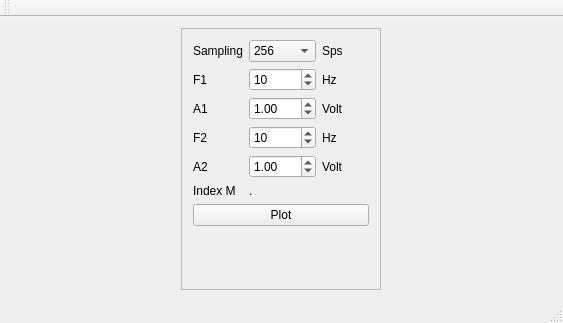
Qt form mainwindow.ui (joejond/dsp) before a commit.
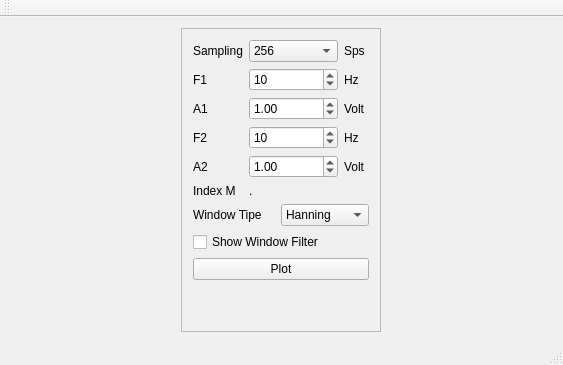
The same form after that commit.

The edit to the form file:
```diff
--- a/mainwindow.ui
+++ b/mainwindow.ui
@@ -7,15 +7,15 @@
     <x>0</x>
     <y>0</y>
     <width>563</width>
-    <height>323</height>
+    <height>365</height>
    </rect>
   </property>
   <property name="windowTitle">
    <string>MainWindow</string>
   </property>
   <widget class="QWidget" name="centralWidget">
-   <layout class="QHBoxLayout" name="horizontalLayout">
-    <item>
+   <layout class="QGridLayout" name="gridLayout">
+    <item row="0" column="0">
      <widget class="QFrame" name="frame">
       <property name="sizePolicy">
        <sizepolicy hsizetype="Preferred" vsizetype="Expanding">
@@ -35,17 +35,15 @@
       <property name="frameShadow">
        <enum>QFrame::Raised</enum>
       </property>
-      <layout class="QVBoxLayout" name="verticalLayout">
-       <item>
-        <layout class="QGridLayout" name="gridLayout">
-         <item row="1" column="0">
-          <widget class="QLabel" name="l_freq">
+      <layout class="QGridLayout" name="gridLayout_2">
+       <item row="0" column="0">
+        <widget class="QLabel" name="l_s_rate">
            <property name="text">
-            <string>F1</string>
+          <string>Sampling</string>
            </property>
           </widget>
          </item>
-         <item row="0" column="1">
+       <item row="0" column="1" colspan="3">
           <widget class="QComboBox" name="combo_sample">
            <item>
             <property name="text">
@@ -74,34 +72,21 @@
            </item>
           </widget>
          </item>
-         <item row="2" column="1">
-          <widget class="QDoubleSpinBox" name="isi_amp">
-           <property name="minimum">
-            <double>0.000000000000000</double>
-           </property>
-           <property name="singleStep">
-            <double>5.000000000000000</double>
-           </property>
-           <property name="value">
-            <double>1.000000000000000</double>
-           </property>
-          </widget>
-         </item>
-         <item row="0" column="0">
-          <widget class="QLabel" name="l_s_rate">
-           <property name="text">
-            <string>Sampling</string>
-           </property>
-          </widget>
-         </item>
-         <item row="0" column="2">
+       <item row="0" column="4">
           <widget class="QLabel" name="l_freq_7">
            <property name="text">
             <string>Sps</string>
            </property>
           </widget>
          </item>
-         <item row="1" column="1">
+       <item row="1" column="0">
+        <widget class="QLabel" name="l_freq">
+         <property name="text">
+          <string>F1</string>
+         </property>
+        </widget>
+       </item>
+       <item row="1" column="1" colspan="3">
           <widget class="QSpinBox" name="isi_frek">
            <property name="maximum">
             <number>1000000</number>
@@ -114,20 +99,13 @@
            </property>
           </widget>
          </item>
-         <item row="1" column="2">
+       <item row="1" column="4">
           <widget class="QLabel" name="l_freq_3">
            <property name="text">
             <string>Hz</string>
            </property>
           </widget>
          </item>
-         <item row="3" column="0">
-          <widget class="QLabel" name="l_freq_2">
-           <property name="text">
-            <string>F2</string>
-           </property>
-          </widget>
-         </item>
          <item row="2" column="0">
           <widget class="QLabel" name="l_amp">
            <property name="text">
@@ -135,7 +113,34 @@
            </property>
           </widget>
          </item>
-         <item row="3" column="1">
+       <item row="2" column="1" colspan="3">
+        <widget class="QDoubleSpinBox" name="isi_amp">
+         <property name="minimum">
+          <double>0.000000000000000</double>
+         </property>
+         <property name="singleStep">
+          <double>5.000000000000000</double>
+         </property>
+         <property name="value">
+          <double>1.000000000000000</double>
+         </property>
+        </widget>
+       </item>
+       <item row="2" column="4">
+        <widget class="QLabel" name="l_freq_5">
+         <property name="text">
+          <string>Volt</string>
+         </property>
+        </widget>
+       </item>
+       <item row="3" column="0">
+        <widget class="QLabel" name="l_freq_2">
+         <property name="text">
+          <string>F2</string>
+         </property>
+        </widget>
+       </item>
+       <item row="3" column="1" colspan="3">
           <widget class="QSpinBox" name="isi_frek_2">
            <property name="maximum">
             <number>1000000</number>
@@ -148,68 +153,56 @@
            </property>
           </widget>
          </item>
-         <item row="3" column="2">
+       <item row="3" column="4">
           <widget class="QLabel" name="l_freq_4">
            <property name="text">
             <string>Hz</string>
            </property>
           </widget>
          </item>
-         <item row="2" column="2">
-          <widget class="QLabel" name="l_freq_5">
-           <property name="text">
-            <string>Volt</string>
-           </property>
-          </widget>
-         </item>
-         <item row="5" column="0">
+       <item row="4" column="0">
           <widget class="QLabel" name="l_amp_2">
            <property name="text">
             <string>A2</string>
            </property>
           </widget>
          </item>
-         <item row="5" column="1">
+       <item row="4" column="1" colspan="3">
           <widget class="QDoubleSpinBox" name="isi_amp_2">
            <property name="value">
             <double>1.000000000000000</double>
            </property>
           </widget>
          </item>
-         <item row="5" column="2">
+       <item row="4" column="4">
           <widget class="QLabel" name="l_freq_6">
            <property name="text">
             <string>Volt</string>
            </property>
           </widget>
          </item>
-         <item row="6" column="0">
+       <item row="5" column="0">
           <widget class="QLabel" name="l_index_m">
            <property name="text">
             <string>Index M</string>
            </property>
           </widget>
          </item>
-         <item row="6" column="1">
+       <item row="5" column="1">
           <widget class="QLabel" name="isi_im">
            <property name="text">
             <string>.</string>
            </property>
           </widget>
          </item>
-        </layout>
-       </item>
-       <item>
-        <widget class="QPushButton" name="t_start">
-         <property name="enabled">
-          <bool>true</bool>
-         </property>
+       <item row="6" column="0" colspan="2">
+        <widget class="QLabel" name="l_window_tipe">
          <property name="text">
-          <string>Plot</string>
+          <string>Window Tipe</string>
          </property>
         </widget>
        </item>
-       <item>
+       <item row="9" column="2">
         <spacer name="verticalSpacer">
          <property name="orientation">
           <enum>Qt::Vertical</enum>
@@ -222,10 +215,51 @@
          </property>
         </spacer>
        </item>
+       <item row="6" column="2" colspan="3">
+        <widget class="QComboBox" name="combo_window_tipe">
+         <item>
+          <property name="text">
+           <string>Hanning</string>
+          </property>
+         </item>
+         <item>
+          <property name="text">
+           <string>Hamming</string>
+          </property>
+         </item>
+         <item>
+          <property name="text">
+           <string>BlackMan</string>
+          </property>
+         </item>
+         <item>
+          <property name="text">
+           <string>Rectang</string>
+          </property>
+         </item>
+        </widget>
+       </item>
+       <item row="7" column="0" colspan="4">
+        <widget class="QCheckBox" name="show_window_filter">
+         <property name="text">
+          <string>Show Window Filter</string>
+         </property>
+        </widget>
+       </item>
+       <item row="8" column="0" colspan="5">
+        <widget class="QPushButton" name="t_start">
+         <property name="enabled">
+          <bool>true</bool>
+         </property>
+         <property name="text">
+          <string>Plot</string>
+         </property>
+        </widget>
+       </item>
       </layout>
      </widget>
     </item>
-    <item>
+    <item row="0" column="1">
      <layout class="QVBoxLayout" name="verticalLayout_2">
       <property name="sizeConstraint">
        <enum>QLayout::SetFixedSize</enum>
@@ -240,7 +274,7 @@
      <x>0</x>
      <y>0</y>
      <width>563</width>
-     <height>25</height>
+     <height>20</height>
     </rect>
    </property>
   </widget>
```
Lines whose indentation alone changed are shown as unchanged.
